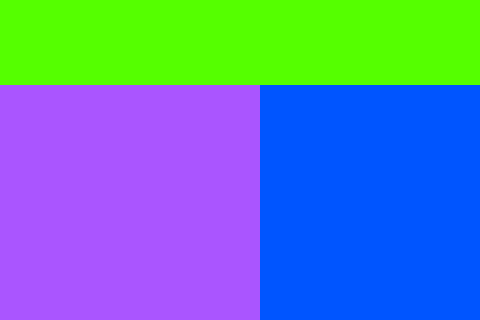
Qt form singlechat.ui (supermanc88/WeiTalk) before a commit; both pictures show x 466 to 946 and y 0 to 320 of the 946 by 636 pixel window.
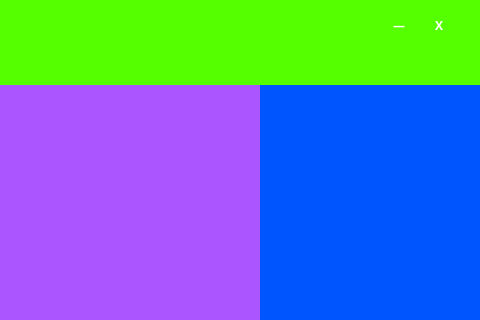
The same form after that commit. Custom widgets are drawn as their Qt base class.

```diff
--- a/singlechat.ui
+++ b/singlechat.ui
@@ -81,6 +81,74 @@
          <property name="styleSheet">
           <string notr="true">background-color: rgb(85, 255, 0);</string>
          </property>
+         <widget class="MyLabel" name="myLabel">
+          <property name="geometry">
+           <rect>
+            <x>690</x>
+            <y>10</y>
+            <width>30</width>
+            <height>30</height>
+           </rect>
+          </property>
+          <property name="font">
+           <font>
+            <family>微软雅黑</family>
+            <weight>75</weight>
+            <bold>true</bold>
+           </font>
+          </property>
+          <property name="styleSheet">
+           <string notr="true">QLabel{
+  
+   color:white;
+}
+QLabel:hover{
+  background-color:rgb(212, 64, 39);
+  color:rgb(255, 255, 255);
+  border-top-right-radius:4px;
+}</string>
+          </property>
+          <property name="text">
+           <string>—</string>
+          </property>
+          <property name="alignment">
+           <set>Qt::AlignCenter</set>
+          </property>
+         </widget>
+         <widget class="MyLabel" name="myLabel_2">
+          <property name="geometry">
+           <rect>
+            <x>730</x>
+            <y>10</y>
+            <width>30</width>
+            <height>30</height>
+           </rect>
+          </property>
+          <property name="font">
+           <font>
+            <family>微软雅黑</family>
+            <weight>75</weight>
+            <bold>true</bold>
+           </font>
+          </property>
+          <property name="styleSheet">
+           <string notr="true">QLabel{
+  
+   color:white;
+}
+QLabel:hover{
+  background-color:rgb(212, 64, 39);
+  color:rgb(255, 255, 255);
+  border-top-right-radius:4px;
+}</string>
+          </property>
+          <property name="text">
+           <string>X</string>
+          </property>
+          <property name="alignment">
+           <set>Qt::AlignCenter</set>
+          </property>
+         </widget>
         </widget>
        </item>
        <item>
@@ -154,6 +222,18 @@
    </item>
   </layout>
  </widget>
+ <customwidgets>
+  <customwidget>
+   <class>MyLabel</class>
+   <extends>QLabel</extends>
+   <header>mylabel.h</header>
+  </customwidget>
+  <customwidget>
+   <class>SlideNavigation</class>
+   <extends>QWidget</extends>
+   <header>slidenavigation.h</header>
+  </customwidget>
+ </customwidgets>
  <resources/>
  <connections/>
 </ui>
```
Left out of the diff: 10 changed lines with no effect on the pictures.
